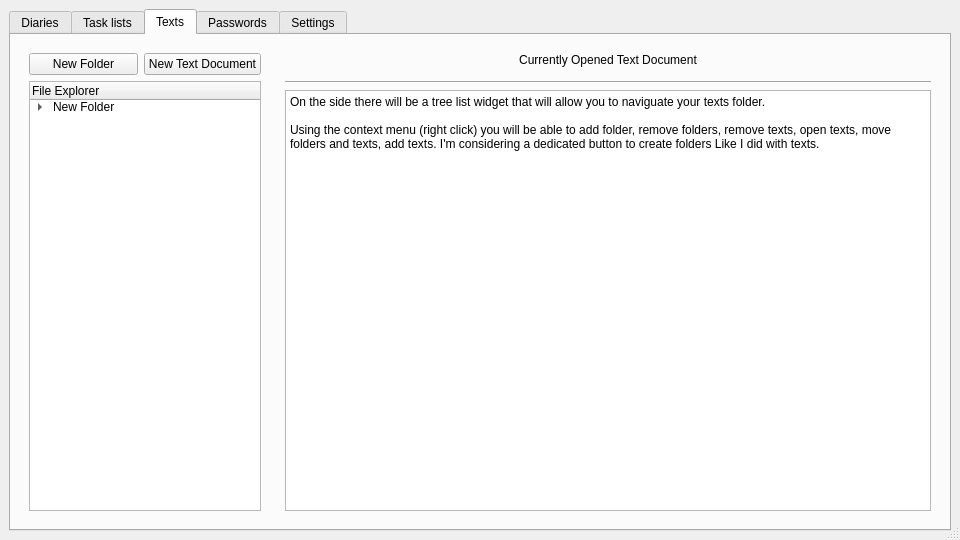
This is mainwindow.ui in therealMaPMaKeR/MMDiary as Qt 5 draws it before an edit. The edited form follows.
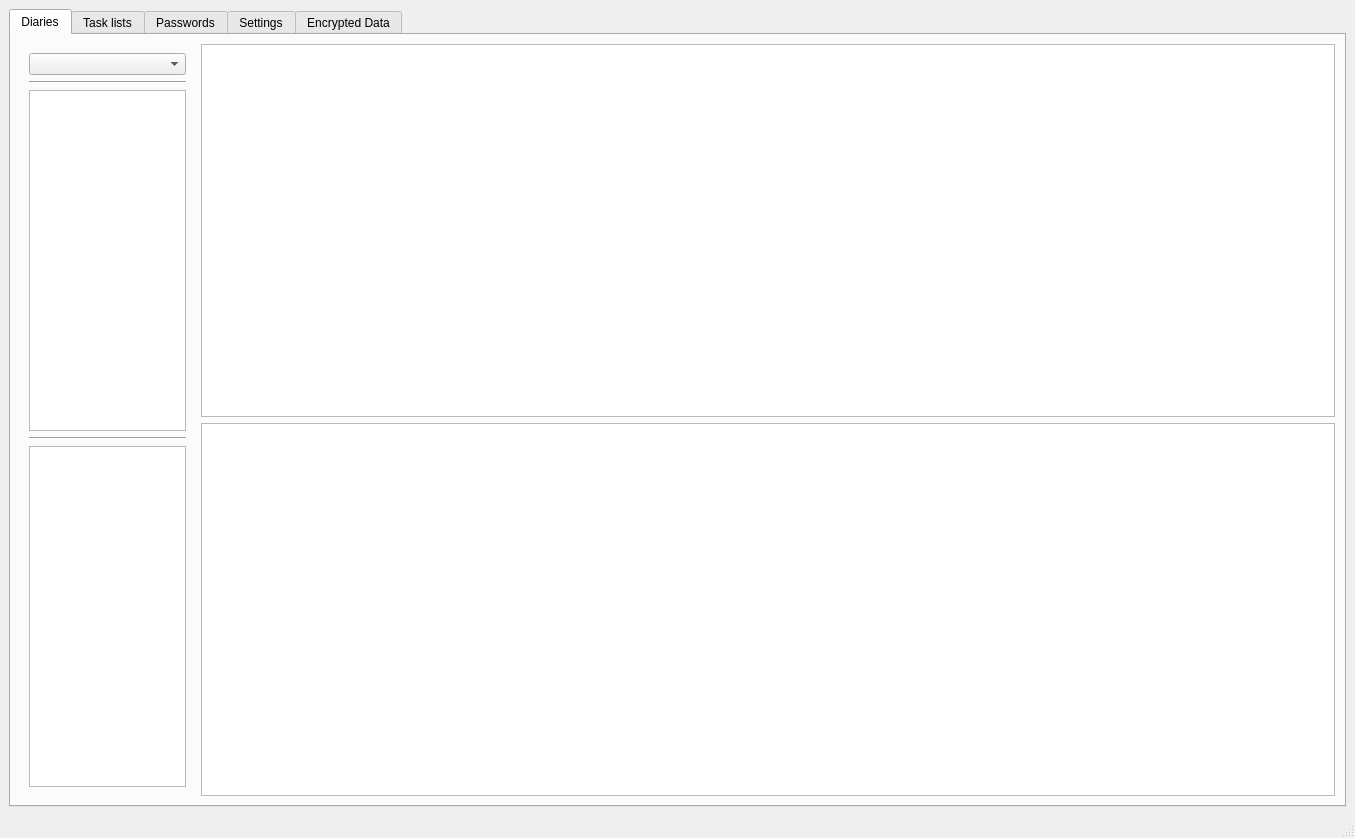
This is the edited form. The open tabs and pages were chosen to show the change. Custom widgets are drawn as their Qt base class.

Patch:
```diff
--- a/mainwindow.ui
+++ b/mainwindow.ui
@@ -6,8 +6,8 @@
    <rect>
     <x>0</x>
     <y>0</y>
-    <width>960</width>
-    <height>540</height>
+    <width>1355</width>
+    <height>838</height>
    </rect>
   </property>
   <property name="sizePolicy">
@@ -433,137 +433,6 @@
         </item>
        </layout>
       </widget>
-      <widget class="QWidget" name="tab_Texts">
-       <attribute name="title">
-        <string>Texts</string>
-       </attribute>
-       <layout class="QHBoxLayout" name="horizontalLayout_6">
-        <item>
-         <widget class="QWidget" name="verticalWidget" native="true">
-          <property name="sizePolicy">
-           <sizepolicy hsizetype="Fixed" vsizetype="MinimumExpanding">
-            <horstretch>0</horstretch>
-            <verstretch>0</verstretch>
-           </sizepolicy>
-          </property>
-          <property name="minimumSize">
-           <size>
-            <width>250</width>
-            <height>400</height>
-           </size>
-          </property>
-          <property name="maximumSize">
-           <size>
-            <width>250</width>
-            <height>16777215</height>
-           </size>
-          </property>
-          <layout class="QVBoxLayout" name="verticalLayout_6">
-           <item>
-            <layout class="QHBoxLayout" name="horizontalLayout_5">
-             <item>
-              <widget class="QPushButton" name="pushButton_4">
-               <property name="text">
-                <string>New Folder</string>
-               </property>
-              </widget>
-             </item>
-             <item>
-              <widget class="QPushButton" name="pushButton_3">
-               <property name="text">
-                <string>New Text Document</string>
-               </property>
-              </widget>
-             </item>
-            </layout>
-           </item>
-           <item>
-            <widget class="QTreeWidget" name="treeWidget">
-             <column>
-              <property name="text">
-               <string>File Explorer</string>
-              </property>
-             </column>
-             <item>
-              <property name="text">
-               <string>New Folder</string>
-              </property>
-              <item>
-               <property name="text">
-                <string>New folder1</string>
-               </property>
-               <item>
-                <property name="text">
-                 <string>newtext</string>
-                </property>
-               </item>
-              </item>
-              <item>
-               <property name="text">
-                <string>newtext</string>
-               </property>
-              </item>
-              <item>
-               <property name="text">
-                <string>newtext</string>
-               </property>
-              </item>
-             </item>
-            </widget>
-           </item>
-          </layout>
-         </widget>
-        </item>
-        <item>
-         <widget class="QWidget" name="verticalWidget" native="true">
-          <layout class="QVBoxLayout" name="verticalLayout_7">
-           <item>
-            <widget class="QLabel" name="label_2">
-             <property name="text">
-              <string>Currently Opened Text Document</string>
-             </property>
-             <property name="alignment">
-              <set>Qt::AlignCenter</set>
-             </property>
-            </widget>
-           </item>
-           <item>
-            <spacer name="verticalSpacer_2">
-             <property name="orientation">
-              <enum>Qt::Vertical</enum>
-             </property>
-             <property name="sizeType">
-              <enum>QSizePolicy::Fixed</enum>
-             </property>
-             <property name="sizeHint" stdset="0">
-              <size>
-               <width>20</width>
-               <height>8</height>
-              </size>
-             </property>
-            </spacer>
-           </item>
-           <item>
-            <widget class="Line" name="line_3">
-             <property name="orientation">
-              <enum>Qt::Horizontal</enum>
-             </property>
-            </widget>
-           </item>
-           <item>
-            <widget class="QPlainTextEdit" name="plainTextEdit_2">
-             <property name="plainText">
-              <string>On the side there will be a tree list widget that will allow you to naviguate your texts folder.
-
-Using the context menu (right click) you will be able to add folder, remove folders, remove texts, open texts, move folders and texts, add texts. I'm considering a dedicated button to create folders Like I did with texts.</string>
-             </property>
-            </widget>
-           </item>
-          </layout>
-         </widget>
-        </item>
-       </layout>
-      </widget>
       <widget class="QWidget" name="tab_Passwords">
        <attribute name="title">
         <string>Passwords</string>
@@ -1655,6 +1524,86 @@
         </item>
        </layout>
       </widget>
+      <widget class="QWidget" name="tab_DataEncryption">
+       <attribute name="title">
+        <string>Encrypted Data</string>
+       </attribute>
+       <layout class="QVBoxLayout" name="verticalLayout_7">
+        <item>
+         <layout class="QHBoxLayout" name="horizontalLayout_5">
+          <item>
+           <widget class="QComboBox" name="comboBox_DataENC_SortType">
+            <property name="minimumSize">
+             <size>
+              <width>100</width>
+              <height>0</height>
+             </size>
+            </property>
+            <item>
+             <property name="text">
+              <string>All</string>
+             </property>
+            </item>
+            <item>
+             <property name="text">
+              <string>Text</string>
+             </property>
+            </item>
+            <item>
+             <property name="text">
+              <string>Image</string>
+             </property>
+            </item>
+            <item>
+             <property name="text">
+              <string>Audio</string>
+             </property>
+            </item>
+            <item>
+             <property name="text">
+              <string>Video</string>
+             </property>
+            </item>
+           </widget>
+          </item>
+          <item>
+           <spacer name="horizontalSpacer">
+            <property name="orientation">
+             <enum>Qt::Horizontal</enum>
+            </property>
+            <property name="sizeHint" stdset="0">
+             <size>
+              <width>40</width>
+              <height>20</height>
+             </size>
+            </property>
+           </spacer>
+          </item>
+         </layout>
+        </item>
+        <item>
+         <widget class="QListWidget" name="listWidget_DataENC_FileList"/>
+        </item>
+        <item>
+         <layout class="QVBoxLayout" name="verticalLayout_6">
+          <item>
+           <widget class="QPushButton" name="pushButton_DataENC_Encrypt">
+            <property name="text">
+             <string>Import and Encrypt File</string>
+            </property>
+           </widget>
+          </item>
+          <item>
+           <widget class="QPushButton" name="pushButton_DataENC_Decrypt">
+            <property name="text">
+             <string>Export and Decrypt File</string>
+            </property>
+           </widget>
+          </item>
+         </layout>
+        </item>
+       </layout>
+      </widget>
      </widget>
     </item>
    </layout>
```
Left out of the diff: 4 changed lines with no effect on the pictures.
